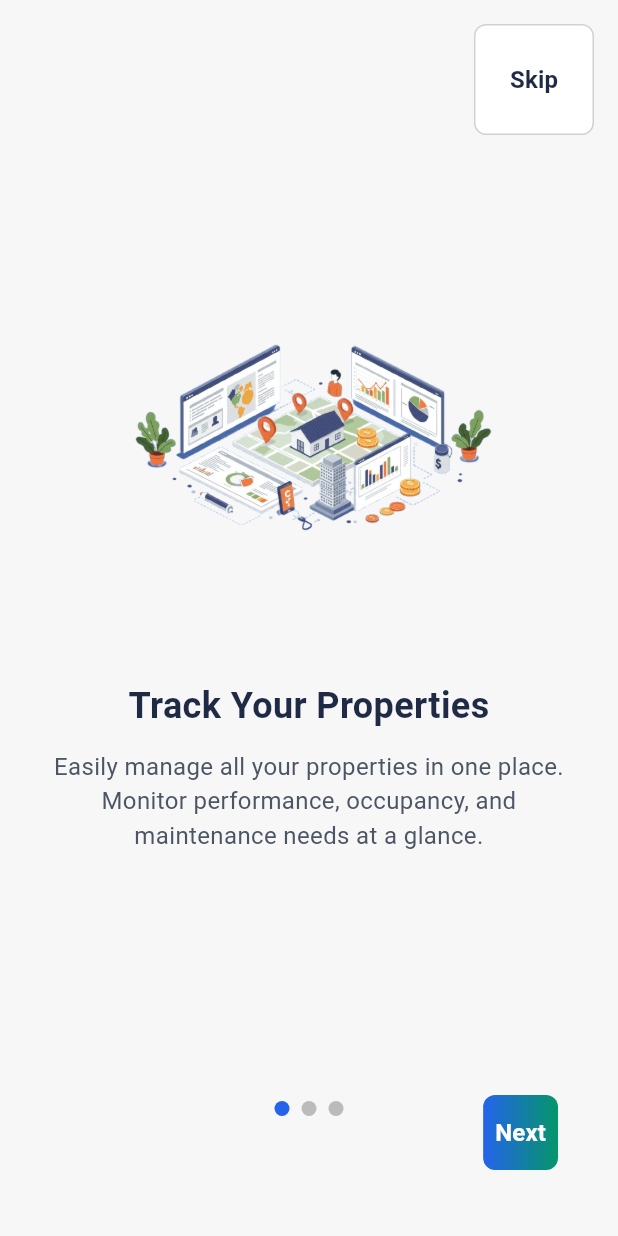
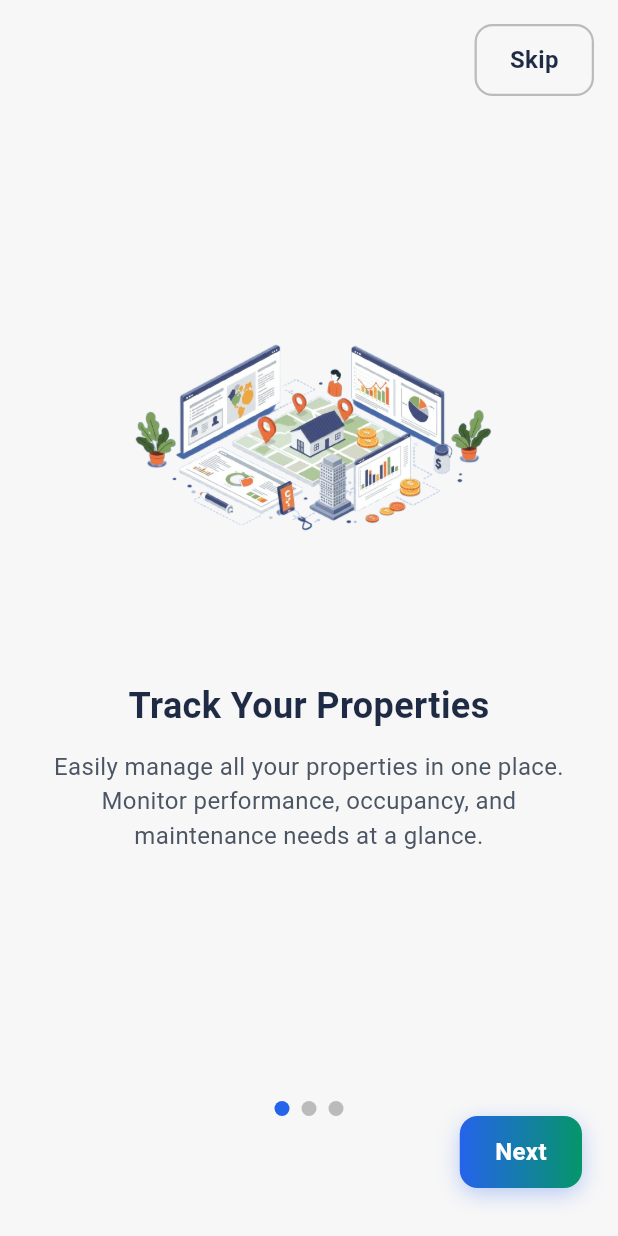
Before and after one commit to joe2sure/Real-Estate-App, a Flutter app: the screen it shows after launch, on a phone screen of 412 x 824 dp. Run offline on Flutter 3.47's test engine with Material 3 defaults, Android fonts, the phone set to English and light mode, and no system bars; drawn by our look-alikes of carousel_slider; our stand-ins replace fl_chart, flutter_svg, fluttertoast, hive, hive_flutter, image_picker and 2 more; accounts and stored records are empty.

Commit message:
fix: custom button screen bug

```diff
--- a/lib/widgets/custom_button.dart
+++ b/lib/widgets/custom_button.dart
@@ -1,13 +1,15 @@
 import 'package:flutter/material.dart';
 import '../constants/colors.dart';
 
-class CustomButton extends StatelessWidget {
+class CustomButton extends StatefulWidget {
   final String text;
   final VoidCallback? onPressed;
   final bool isGradient;
   final bool isOutline;
   final IconData? icon;
-  final bool isLoading; // Added for loading state
+  final bool isLoading;
+  final double? minWidth;
+  final double? maxWidth;
 
   const CustomButton({
     super.key,
@@ -17,75 +19,228 @@ class CustomButton extends StatelessWidget {
     this.isOutline = false,
     this.icon,
     this.isLoading = false,
+    this.minWidth,
+    this.maxWidth,
   });
 
   @override
+  State<CustomButton> createState() => _CustomButtonState();
+}
+
+class _CustomButtonState extends State<CustomButton>
+    with SingleTickerProviderStateMixin {
+  late AnimationController _animationController;
+  late Animation<double> _scaleAnimation;
+  bool _isPressed = false;
+
+  @override
+  void initState() {
+    super.initState();
+    _animationController = AnimationController(
+      duration: const Duration(milliseconds: 150),
+      vsync: this,
+    );
+    _scaleAnimation = Tween<double>(
+      begin: 1.0,
+      end: 0.95,
+    ).animate(CurvedAnimation(
+      parent: _animationController,
+      curve: Curves.easeInOut,
+    ));
+  }
+
+  @override
+  void dispose() {
+    _animationController.dispose();
+    super.dispose();
+  }
+
+  void _handleTapDown(TapDownDetails details) {
+    setState(() {
+      _isPressed = true;
+    });
+    _animationController.forward();
+  }
+
+  void _handleTapUp(TapUpDetails details) {
+    setState(() {
+      _isPressed = false;
+    });
+    _animationController.reverse();
+    if (widget.onPressed != null && !widget.isLoading) {
+      widget.onPressed!();
+    }
+  }
+
+  void _handleTapCancel() {
+    setState(() {
+      _isPressed = false;
+    });
+    _animationController.reverse();
+  }
+
+  // Calculate dynamic width based on text content
+  double _calculateButtonWidth(BuildContext context) {
+    final textPainter = TextPainter(
+      text: TextSpan(
+        text: widget.text,
+        style: const TextStyle(
+          fontSize: 16,
+          fontWeight: FontWeight.w600,
+        ),
+      ),
+      maxLines: 1,
+      textDirection: TextDirection.ltr,
+    );
+    textPainter.layout();
+
+    // Base padding + icon space + text width + extra padding
+    double calculatedWidth = 32.0;
+
+    if (widget.icon != null || widget.isLoading) {
+      calculatedWidth += 28.0;
+    }
+
+    calculatedWidth += textPainter.width + 16.0;
+
+    // Apply constraints
+    if (widget.minWidth != null) {
+      calculatedWidth = calculatedWidth < widget.minWidth!
+          ? widget.minWidth!
+          : calculatedWidth;
+    }
+
+    if (widget.maxWidth != null) {
+      calculatedWidth = calculatedWidth > widget.maxWidth!
+          ? widget.maxWidth!
+          : calculatedWidth;
+    }
+
+    return calculatedWidth;
+  }
+
+  @override
   Widget build(BuildContext context) {
-    return ElevatedButton(
-      onPressed: isLoading ? null : onPressed,
-      style: ElevatedButton.styleFrom(
-        foregroundColor: isOutline ? AppColors.grey600 : AppColors.white,
-        backgroundColor: isGradient
-            ? null
-            : isOutline
-                ? AppColors.white
-                : AppColors.primaryBlue,
-        padding: const EdgeInsets.symmetric(vertical: 12, horizontal: 16),
-        shape: RoundedRectangleBorder(
-          borderRadius: BorderRadius.circular(8),
-          side: isOutline ? BorderSide(color: AppColors.grey200) : BorderSide.none,
-        ),
-        elevation:  0 ,
-      ).copyWith(
-        backgroundColor: isGradient
-            ? MaterialStateProperty.all(Colors.transparent)
+    final buttonWidth = _calculateButtonWidth(context);
+
+    return AnimatedBuilder(
+      animation: _scaleAnimation,
+      builder: (context, child) {
+        return Transform.scale(
+          scale: _scaleAnimation.value,
+          child: GestureDetector(
+            onTapDown: widget.onPressed != null && !widget.isLoading
+                ? _handleTapDown
                 : null,
-        overlayColor: MaterialStateProperty.all(Colors.black12),
-      ),
-      child: Container(
-        height: 50,
-        decoration: isGradient
-            ? BoxDecoration(
-                gradient: LinearGradient(
-                  colors: [AppColors.primaryBlue, AppColors.secondaryTeal],
+            onTapUp: widget.onPressed != null && !widget.isLoading
+                ? _handleTapUp
+                : null,
+            onTapCancel: widget.onPressed != null && !widget.isLoading
+                ? _handleTapCancel
+                : null,
+            child: AnimatedContainer(
+              duration: const Duration(milliseconds: 200),
+              width: buttonWidth,
+              height: 48,
+              decoration: BoxDecoration(
+                gradient: widget.isGradient
+                    ? LinearGradient(
+                        colors: widget.isLoading
+                            ? [
+                                AppColors.primaryBlue.withOpacity(0.7),
+                                AppColors.secondaryTeal.withOpacity(0.7)
+                              ]
+                            : [AppColors.primaryBlue, AppColors.secondaryTeal],
                         begin: Alignment.centerLeft,
                         end: Alignment.centerRight,
-                ),
-                borderRadius: BorderRadius.circular(8),
                       )
                     : null,
-        child: Padding(
-          padding: const EdgeInsets.symmetric(horizontal: 8),
+                color: !widget.isGradient
+                    ? widget.isOutline
+                        ? Colors.transparent
+                        : widget.isLoading
+                            ? AppColors.primaryBlue.withOpacity(0.7)
+                            : AppColors.primaryBlue
+                    : null,
+                borderRadius: BorderRadius.circular(12),
+                border: widget.isOutline
+                    ? Border.all(
+                        color: AppColors.grey300,
+                        width: 1.5,
+                      )
+                    : null,
+                boxShadow: !widget.isOutline && widget.onPressed != null
+                    ? [
+                        BoxShadow(
+                          color: widget.isGradient
+                              ? AppColors.primaryBlue.withOpacity(0.3)
+                              : AppColors.primaryBlue.withOpacity(0.2),
+                          blurRadius: _isPressed ? 8 : 12,
+                          offset: Offset(0, _isPressed ? 2 : 4),
+                        ),
+                      ]
+                    : null,
+              ),
+              child: Material(
+                color: Colors.transparent,
+                child: InkWell(
+                  borderRadius: BorderRadius.circular(12),
+                  onTap: widget.onPressed != null && !widget.isLoading
+                      ? widget.onPressed
+                      : null,
+                  child: Container(
+                    padding: const EdgeInsets.symmetric(horizontal: 16),
                     child: Row(
                       mainAxisAlignment: MainAxisAlignment.center,
+                      mainAxisSize: MainAxisSize.min,
                       children: [
-              if (isLoading) ...[
-                const SizedBox(
-                  width: 20,
-                  height: 20,
+                        if (widget.isLoading) ...[
+                          SizedBox(
+                            width: 18,
+                            height: 18,
                             child: CircularProgressIndicator(
                               strokeWidth: 2,
-                    valueColor: AlwaysStoppedAnimation<Color>(AppColors.white),
+                              valueColor: AlwaysStoppedAnimation<Color>(
+                                widget.isOutline
+                                    ? AppColors.primaryBlue
+                                    : AppColors.white,
+                              ),
                             ),
                           ),
                           const SizedBox(width: 8),
-              ],
-              if (icon != null && !isLoading) ...[
-                Icon(icon, size: 20),
+                        ] else if (widget.icon != null) ...[
+                          Icon(
+                            widget.icon,
+                            size: 18,
+                            color: widget.isOutline
+                                ? AppColors.grey800
+                                : AppColors.white,
+                          ),
                           const SizedBox(width: 8),
                         ],
-              Text(
-                text,
+                        Flexible(
+                          child: Text(
+                            widget.text,
                             style: TextStyle(
                               fontSize: 16,
                               fontWeight: FontWeight.w600,
-                  color: isOutline ? AppColors.grey800 : AppColors.white,
+                              color: widget.isOutline
+                                  ? AppColors.grey800
+                                  : AppColors.white,
+                            ),
+                            overflow: TextOverflow.ellipsis,
+                            maxLines: 1,
                           ),
                         ),
                       ],
                     ),
                   ),
                 ),
+              ),
+            ),
+          ),
+        );
+      },
     );
   }
 }
@@ -100,24 +255,26 @@ class CustomButton extends StatelessWidget {
 
 // class CustomButton extends StatelessWidget {
 //   final String text;
-//   final VoidCallback? onPressed; // Changed to nullable VoidCallback?
+//   final VoidCallback? onPressed;
 //   final bool isGradient;
 //   final bool isOutline;
 //   final IconData? icon;
+//   final bool isLoading;
 
 //   const CustomButton({
 //     super.key,
 //     required this.text,
-//     this.onPressed, // Nullable
+//     this.onPressed,
 //     this.isGradient = false,
 //     this.isOutline = false,
 //     this.icon,
+//     this.isLoading = false,
 //   });
 
 //   @override
 //   Widget build(BuildContext context) {
 //     return ElevatedButton(
-//       onPressed: onPressed, // Now accepts nullable onPressed
+//       onPressed: isLoading ? null : onPressed,
 //       style: ElevatedButton.styleFrom(
 //         foregroundColor: isOutline ? AppColors.grey600 : AppColors.white,
 //         backgroundColor: isGradient
@@ -130,7 +287,7 @@ class CustomButton extends StatelessWidget {
 //           borderRadius: BorderRadius.circular(8),
 //           side: isOutline ? BorderSide(color: AppColors.grey200) : BorderSide.none,
 //         ),
-//         elevation: isOutline ? 0 : 2,
+//         elevation:  0 ,
 //       ).copyWith(
 //         backgroundColor: isGradient
 //             ? MaterialStateProperty.all(Colors.transparent)
@@ -138,6 +295,7 @@ class CustomButton extends StatelessWidget {
 //         overlayColor: MaterialStateProperty.all(Colors.black12),
 //       ),
 //       child: Container(
+//         height: 50,
 //         decoration: isGradient
 //             ? BoxDecoration(
 //                 gradient: LinearGradient(
@@ -153,7 +311,18 @@ class CustomButton extends StatelessWidget {
 //           child: Row(
 //             mainAxisAlignment: MainAxisAlignment.center,
 //             children: [
-//               if (icon != null) ...[
+//               if (isLoading) ...[
+//                 const SizedBox(
+//                   width: 20,
+//                   height: 20,
+//                   child: CircularProgressIndicator(
+//                     strokeWidth: 2,
+//                     valueColor: AlwaysStoppedAnimation<Color>(AppColors.white),
+//                   ),
+//                 ),
+//                 const SizedBox(width: 8),
+//               ],
+//               if (icon != null && !isLoading) ...[
 //                 Icon(icon, size: 20),
 //                 const SizedBox(width: 8),
 //               ],
```
Lines whose indentation alone changed are shown as unchanged.
